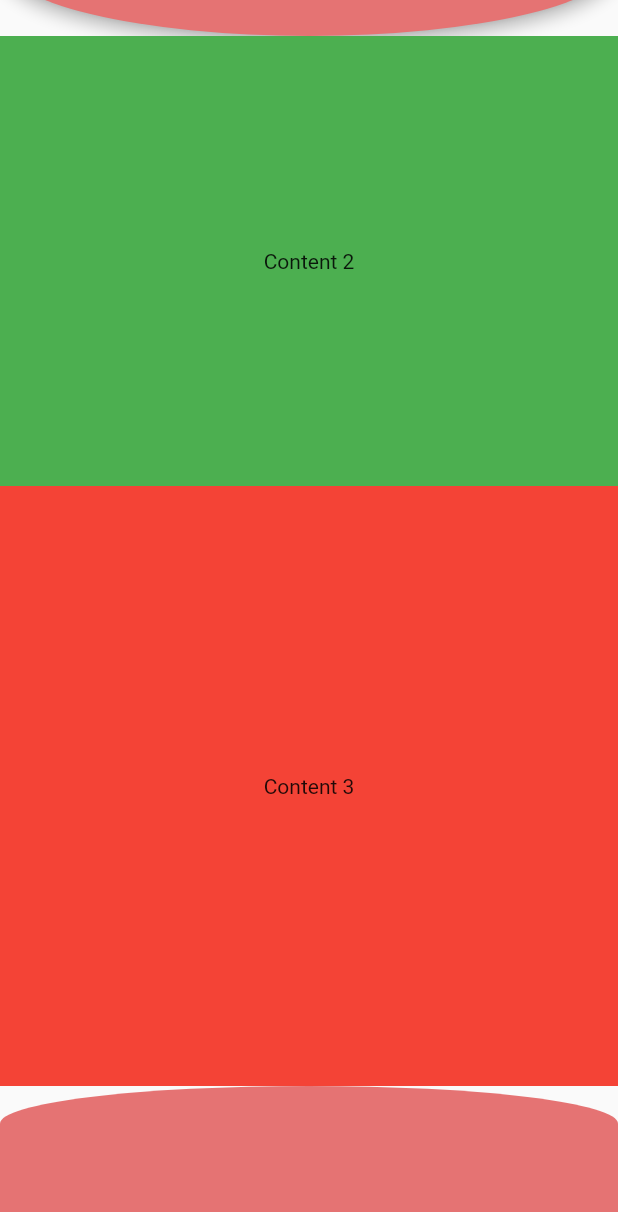
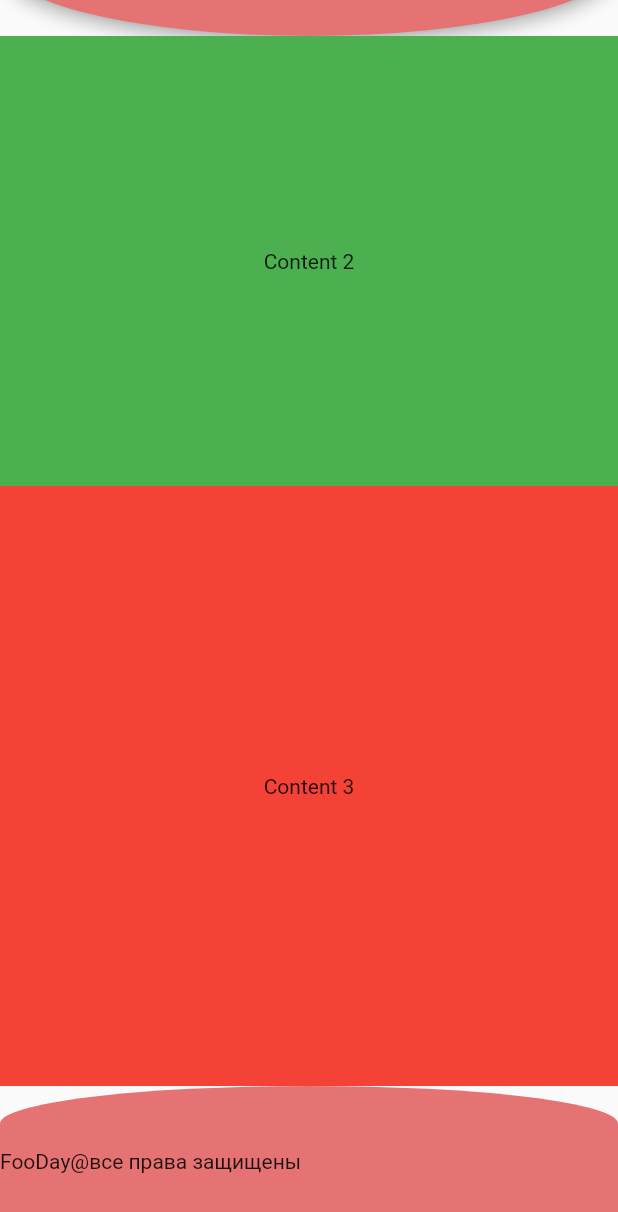
Before and after one commit to Serhii-Myroshnychenko/fooday_web_app, a Flutter app: the screen it shows after launch, scrolled down 106 dp, on a phone screen of 412 x 824 dp. Shown: the top 1212 px of the screen. Run offline on Flutter 3.47's test engine with Material 2 defaults, Android fonts, the phone set to English and light mode, and no system bars.

Commit message:
Update main.dart
add bottom text

```diff
--- a/lib/main.dart
+++ b/lib/main.dart
@@ -16,9 +16,7 @@ class MyApp extends StatelessWidget {
     return MaterialApp(
       debugShowCheckedModeBanner: false,
       title: 'FooDay',
-
       theme: ThemeData(
-
         primarySwatch: Colors.blue,
       ),
       home: MyHomePage(title: 'FooDay'),
@@ -94,6 +92,9 @@ class _MyHomePageState extends State<MyHomePage> {
                               .width, 50.0),
                         )
                       ),
+                      alignment: Alignment.centerLeft,
+                      child: Text("FooDay"
+                          "@все права защищены")
                     ),
                   ],
                 ),
```
